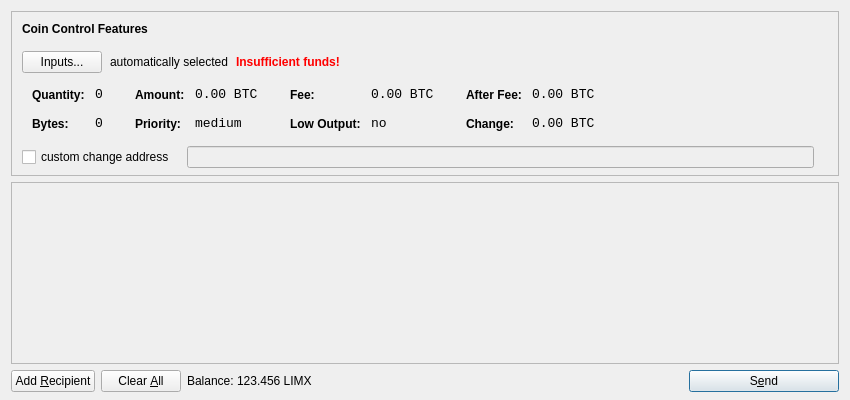
First picture: the form in src/qt/forms/sendcoinsdialog.ui, repository IParn/LimecoinX, before the edit.
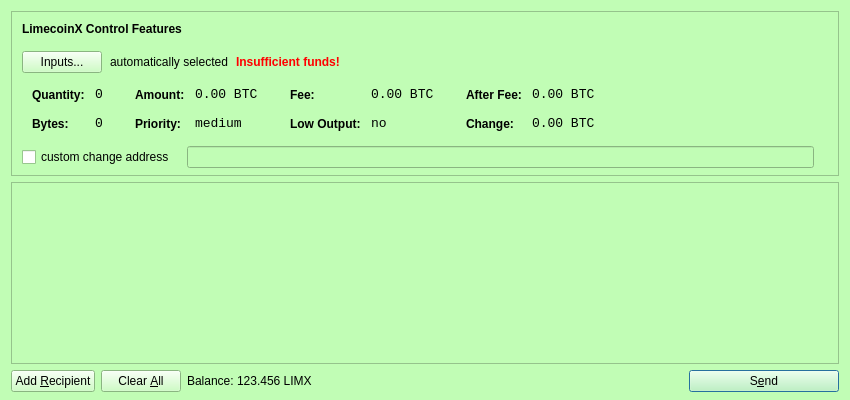
Second picture: the form after the edit. Icons and pictures are not drawn.

```diff
--- a/src/qt/forms/sendcoinsdialog.ui
+++ b/src/qt/forms/sendcoinsdialog.ui
@@ -10,6 +10,421 @@
     <height>400</height>
    </rect>
   </property>
+  <property name="palette">
+   <palette>
+    <active>
+     <colorrole role="WindowText">
+      <brush brushstyle="SolidPattern">
+       <color alpha="255">
+        <red>0</red>
+        <green>0</green>
+        <blue>0</blue>
+       </color>
+      </brush>
+     </colorrole>
+     <colorrole role="Button">
+      <brush brushstyle="SolidPattern">
+       <color alpha="255">
+        <red>193</red>
+        <green>253</green>
+        <blue>181</blue>
+       </color>
+      </brush>
+     </colorrole>
+     <colorrole role="Light">
+      <brush brushstyle="SolidPattern">
+       <color alpha="255">
+        <red>255</red>
+        <green>255</green>
+        <blue>255</blue>
+       </color>
+      </brush>
+     </colorrole>
+     <colorrole role="Midlight">
+      <brush brushstyle="SolidPattern">
+       <color alpha="255">
+        <red>224</red>
+        <green>254</green>
+        <blue>218</blue>
+       </color>
+      </brush>
+     </colorrole>
+     <colorrole role="Dark">
+      <brush brushstyle="SolidPattern">
+       <color alpha="255">
+        <red>96</red>
+        <green>126</green>
+        <blue>90</blue>
+       </color>
+      </brush>
+     </colorrole>
+     <colorrole role="Mid">
+      <brush brushstyle="SolidPattern">
+       <color alpha="255">
+        <red>129</red>
+        <green>169</green>
+        <blue>121</blue>
+       </color>
+      </brush>
+     </colorrole>
+     <colorrole role="Text">
+      <brush brushstyle="SolidPattern">
+       <color alpha="255">
+        <red>0</red>
+        <green>0</green>
+        <blue>0</blue>
+       </color>
+      </brush>
+     </colorrole>
+     <colorrole role="BrightText">
+      <brush brushstyle="SolidPattern">
+       <color alpha="255">
+        <red>255</red>
+        <green>255</green>
+        <blue>255</blue>
+       </color>
+      </brush>
+     </colorrole>
+     <colorrole role="ButtonText">
+      <brush brushstyle="SolidPattern">
+       <color alpha="255">
+        <red>0</red>
+        <green>0</green>
+        <blue>0</blue>
+       </color>
+      </brush>
+     </colorrole>
+     <colorrole role="Base">
+      <brush brushstyle="SolidPattern">
+       <color alpha="255">
+        <red>255</red>
+        <green>255</green>
+        <blue>255</blue>
+       </color>
+      </brush>
+     </colorrole>
+     <colorrole role="Window">
+      <brush brushstyle="SolidPattern">
+       <color alpha="255">
+        <red>193</red>
+        <green>253</green>
+        <blue>181</blue>
+       </color>
+      </brush>
+     </colorrole>
+     <colorrole role="Shadow">
+      <brush brushstyle="SolidPattern">
+       <color alpha="255">
+        <red>0</red>
+        <green>0</green>
+        <blue>0</blue>
+       </color>
+      </brush>
+     </colorrole>
+     <colorrole role="AlternateBase">
+      <brush brushstyle="SolidPattern">
+       <color alpha="255">
+        <red>224</red>
+        <green>254</green>
+        <blue>218</blue>
+       </color>
+      </brush>
+     </colorrole>
+     <colorrole role="ToolTipBase">
+      <brush brushstyle="SolidPattern">
+       <color alpha="255">
+        <red>255</red>
+        <green>255</green>
+        <blue>220</blue>
+       </color>
+      </brush>
+     </colorrole>
+     <colorrole role="ToolTipText">
+      <brush brushstyle="SolidPattern">
+       <color alpha="255">
+        <red>0</red>
+        <green>0</green>
+        <blue>0</blue>
+       </color>
+      </brush>
+     </colorrole>
+    </active>
+    <inactive>
+     <colorrole role="WindowText">
+      <brush brushstyle="SolidPattern">
+       <color alpha="255">
+        <red>0</red>
+        <green>0</green>
+        <blue>0</blue>
+       </color>
+      </brush>
+     </colorrole>
+     <colorrole role="Button">
+      <brush brushstyle="SolidPattern">
+       <color alpha="255">
+        <red>193</red>
+        <green>253</green>
+        <blue>181</blue>
+       </color>
+      </brush>
+     </colorrole>
+     <colorrole role="Light">
+      <brush brushstyle="SolidPattern">
+       <color alpha="255">
+        <red>255</red>
+        <green>255</green>
+        <blue>255</blue>
+       </color>
+      </brush>
+     </colorrole>
+     <colorrole role="Midlight">
+      <brush brushstyle="SolidPattern">
+       <color alpha="255">
+        <red>224</red>
+        <green>254</green>
+        <blue>218</blue>
+       </color>
+      </brush>
+     </colorrole>
+     <colorrole role="Dark">
+      <brush brushstyle="SolidPattern">
+       <color alpha="255">
+        <red>96</red>
+        <green>126</green>
+        <blue>90</blue>
+       </color>
+      </brush>
+     </colorrole>
+     <colorrole role="Mid">
+      <brush brushstyle="SolidPattern">
+       <color alpha="255">
+        <red>129</red>
+        <green>169</green>
+        <blue>121</blue>
+       </color>
+      </brush>
+     </colorrole>
+     <colorrole role="Text">
+      <brush brushstyle="SolidPattern">
+       <color alpha="255">
+        <red>0</red>
+        <green>0</green>
+        <blue>0</blue>
+       </color>
+      </brush>
+     </colorrole>
+     <colorrole role="BrightText">
+      <brush brushstyle="SolidPattern">
+       <color alpha="255">
+        <red>255</red>
+        <green>255</green>
+        <blue>255</blue>
+       </color>
+      </brush>
+     </colorrole>
+     <colorrole role="ButtonText">
+      <brush brushstyle="SolidPattern">
+       <color alpha="255">
+        <red>0</red>
+        <green>0</green>
+        <blue>0</blue>
+       </color>
+      </brush>
+     </colorrole>
+     <colorrole role="Base">
+      <brush brushstyle="SolidPattern">
+       <color alpha="255">
+        <red>255</red>
+        <green>255</green>
+        <blue>255</blue>
+       </color>
+      </brush>
+     </colorrole>
+     <colorrole role="Window">
+      <brush brushstyle="SolidPattern">
+       <color alpha="255">
+        <red>193</red>
+        <green>253</green>
+        <blue>181</blue>
+       </color>
+      </brush>
+     </colorrole>
+     <colorrole role="Shadow">
+      <brush brushstyle="SolidPattern">
+       <color alpha="255">
+        <red>0</red>
+        <green>0</green>
+        <blue>0</blue>
+       </color>
+      </brush>
+     </colorrole>
+     <colorrole role="AlternateBase">
+      <brush brushstyle="SolidPattern">
+       <color alpha="255">
+        <red>224</red>
+        <green>254</green>
+        <blue>218</blue>
+       </color>
+      </brush>
+     </colorrole>
+     <colorrole role="ToolTipBase">
+      <brush brushstyle="SolidPattern">
+       <color alpha="255">
+        <red>255</red>
+        <green>255</green>
+        <blue>220</blue>
+       </color>
+      </brush>
+     </colorrole>
+     <colorrole role="ToolTipText">
+      <brush brushstyle="SolidPattern">
+       <color alpha="255">
+        <red>0</red>
+        <green>0</green>
+        <blue>0</blue>
+       </color>
+      </brush>
+     </colorrole>
+    </inactive>
+    <disabled>
+     <colorrole role="WindowText">
+      <brush brushstyle="SolidPattern">
+       <color alpha="255">
+        <red>96</red>
+        <green>126</green>
+        <blue>90</blue>
+       </color>
+      </brush>
+     </colorrole>
+     <colorrole role="Button">
+      <brush brushstyle="SolidPattern">
+       <color alpha="255">
+        <red>193</red>
+        <green>253</green>
+        <blue>181</blue>
+       </color>
+      </brush>
+     </colorrole>
+     <colorrole role="Light">
+      <brush brushstyle="SolidPattern">
+       <color alpha="255">
+        <red>255</red>
+        <green>255</green>
+        <blue>255</blue>
+       </color>
+      </brush>
+     </colorrole>
+     <colorrole role="Midlight">
+      <brush brushstyle="SolidPattern">
+       <color alpha="255">
+        <red>224</red>
+        <green>254</green>
+        <blue>218</blue>
+       </color>
+      </brush>
+     </colorrole>
+     <colorrole role="Dark">
+      <brush brushstyle="SolidPattern">
+       <color alpha="255">
+        <red>96</red>
+        <green>126</green>
+        <blue>90</blue>
+       </color>
+      </brush>
+     </colorrole>
+     <colorrole role="Mid">
+      <brush brushstyle="SolidPattern">
+       <color alpha="255">
+        <red>129</red>
+        <green>169</green>
+        <blue>121</blue>
+       </color>
+      </brush>
+     </colorrole>
+     <colorrole role="Text">
+      <brush brushstyle="SolidPattern">
+       <color alpha="255">
+        <red>96</red>
+        <green>126</green>
+        <blue>90</blue>
+       </color>
+      </brush>
+     </colorrole>
+     <colorrole role="BrightText">
+      <brush brushstyle="SolidPattern">
+       <color alpha="255">
+        <red>255</red>
+        <green>255</green>
+        <blue>255</blue>
+       </color>
+      </brush>
+     </colorrole>
+     <colorrole role="ButtonText">
+      <brush brushstyle="SolidPattern">
+       <color alpha="255">
+        <red>96</red>
+        <green>126</green>
+        <blue>90</blue>
+       </color>
+      </brush>
+     </colorrole>
+     <colorrole role="Base">
+      <brush brushstyle="SolidPattern">
+       <color alpha="255">
+        <red>193</red>
+        <green>253</green>
+        <blue>181</blue>
+       </color>
+      </brush>
+     </colorrole>
+     <colorrole role="Window">
+      <brush brushstyle="SolidPattern">
+       <color alpha="255">
+        <red>193</red>
+        <green>253</green>
+        <blue>181</blue>
+       </color>
+      </brush>
+     </colorrole>
+     <colorrole role="Shadow">
+      <brush brushstyle="SolidPattern">
+       <color alpha="255">
+        <red>0</red>
+        <green>0</green>
+        <blue>0</blue>
+       </color>
+      </brush>
+     </colorrole>
+     <colorrole role="AlternateBase">
+      <brush brushstyle="SolidPattern">
+       <color alpha="255">
+        <red>193</red>
+        <green>253</green>
+        <blue>181</blue>
+       </color>
+      </brush>
+     </colorrole>
+     <colorrole role="ToolTipBase">
+      <brush brushstyle="SolidPattern">
+       <color alpha="255">
+        <red>255</red>
+        <green>255</green>
+        <blue>220</blue>
+       </color>
+      </brush>
+     </colorrole>
+     <colorrole role="ToolTipText">
+      <brush brushstyle="SolidPattern">
+       <color alpha="255">
+        <red>0</red>
+        <green>0</green>
+        <blue>0</blue>
+       </color>
+      </brush>
+     </colorrole>
+    </disabled>
+   </palette>
+  </property>
   <property name="windowTitle">
    <string>Send Coins</string>
   </property>
@@ -39,7 +454,7 @@
      </property>
      <layout class="QVBoxLayout" name="verticalLayoutCoinControl2">
       <property name="spacing">
-       <number>-1</number>
+       <number>6</number>
       </property>
       <property name="leftMargin">
        <number>0</number>
@@ -87,7 +502,7 @@
              <string notr="true">font-weight:bold;</string>
             </property>
             <property name="text">
-             <string>Coin Control Features</string>
+             <string>LimecoinX Control Features</string>
             </property>
            </widget>
           </item>
@@ -625,8 +1040,8 @@
        <rect>
         <x>0</x>
         <y>0</y>
-        <width>830</width>
-        <height>165</height>
+        <width>828</width>
+        <height>162</height>
        </rect>
       </property>
       <layout class="QVBoxLayout" name="verticalLayout_2">
```
Left out of the diff: 22 changed lines with no effect on the pictures.
